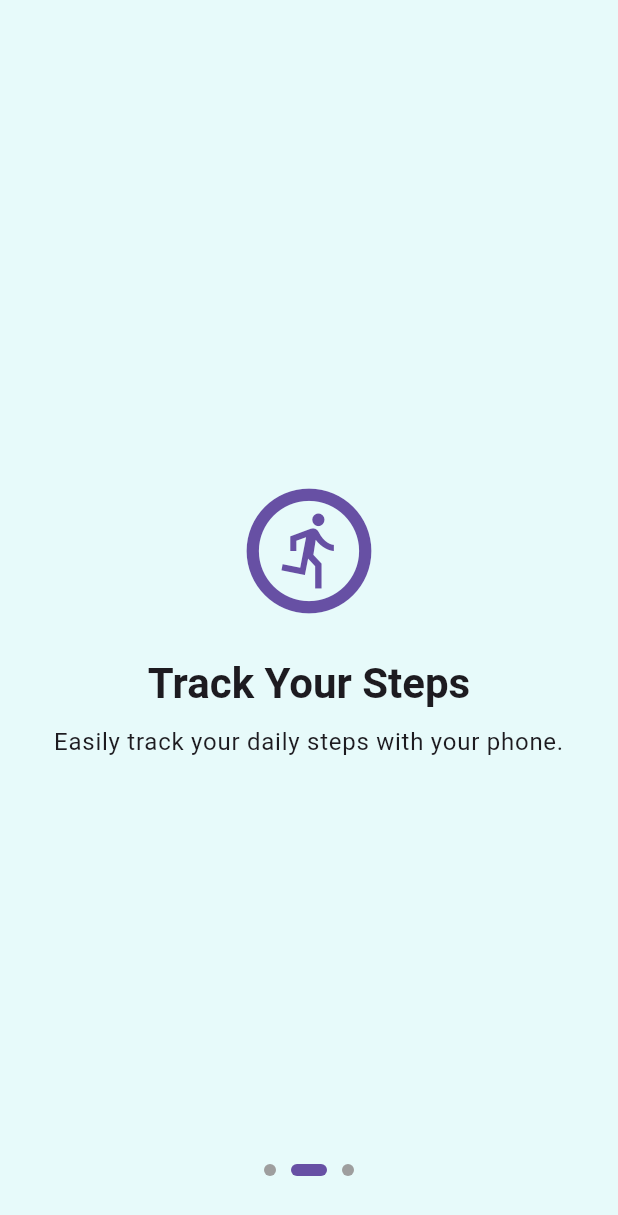
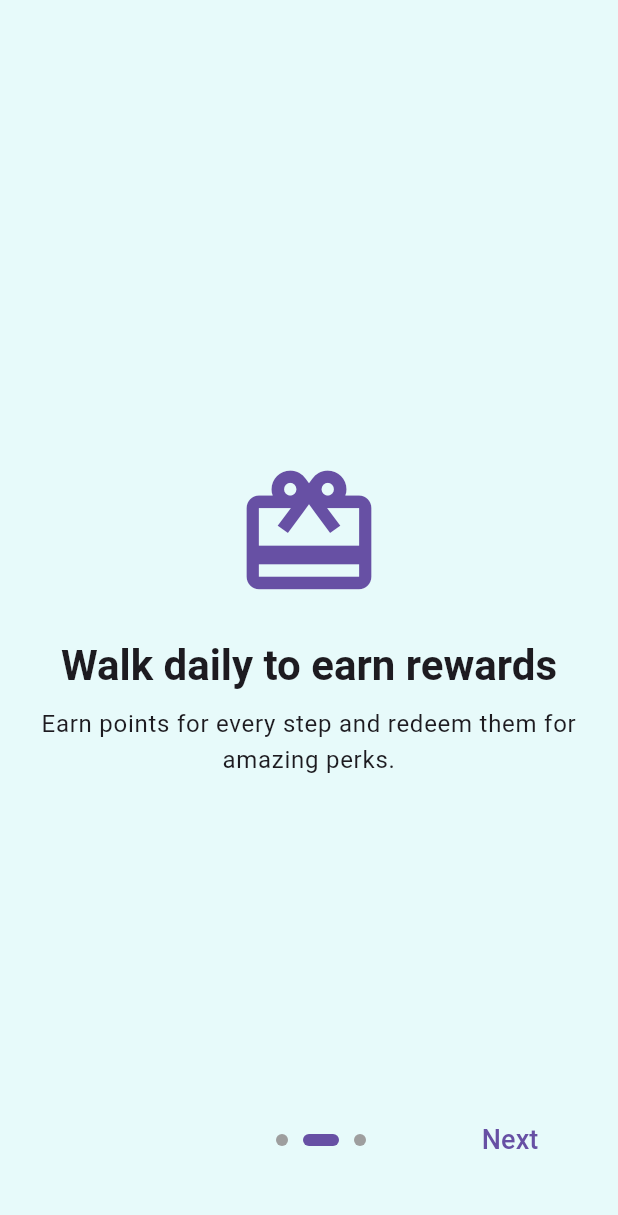
Before and after one commit to AceAsif/Steps4Perks-app, a Flutter app: the screen it shows after launch, swiped to page 2, on a phone screen of 412 x 824 dp. Shown: the top 1215 px of the screen. Run offline on Flutter 3.47's test engine with Material 3 defaults, Android fonts, the phone set to English and light mode, and no system bars; our stand-ins replace cloud_firestore, device_info_plus, firebase_core, firebase_messaging, fl_chart, flutter_local_notifications and 8 more; accounts and stored records are empty.

Commit message:
Updated the UI for the onboarding page.

```diff
--- a/lib/view/onboardingpage.dart
+++ b/lib/view/onboardingpage.dart
@@ -55,20 +55,57 @@ class _OnboardingPageState extends State<OnboardingPage> {
                 image: Icons.directions_walk,
               ),
               OnboardingScreen(
-                title: 'Track Your Steps',
-                description: 'Easily track your daily steps with your phone.',
-                image: Icons.run_circle_outlined,
+                title: 'Walk daily to earn rewards',
+                description: 'Earn points for every step and redeem them for amazing perks.',
+                image: Icons.card_giftcard,
               ),
-              NotificationOnboardingScreen(), // New screen to handle notifications
+              NotificationOnboardingScreen(),
             ],
           ),
           Align(
             alignment: Alignment.bottomCenter,
             child: Padding(
-              padding: const EdgeInsets.symmetric(vertical: 40.0),
+              padding: const EdgeInsets.symmetric(horizontal: 40, vertical: 40),
               child: Row(
-                mainAxisAlignment: MainAxisAlignment.center,
-                children: List.generate(3, (index) => _buildPageIndicator(index)),
+                mainAxisAlignment: MainAxisAlignment.spaceBetween,
+                children: [
+                  if (_currentPage < 2) // Only show the 'Next' button on the first two pages
+                    const SizedBox(width: 80), // Placeholder to balance the Next button
+                  if (_currentPage == 2)
+                    const SizedBox(width: 80), // Placeholder to balance the Next button
+
+                  Row(
+                    mainAxisAlignment: MainAxisAlignment.center,
+                    children: List.generate(3, (index) => _buildPageIndicator(index)),
+                  ),
+                  if (_currentPage < 2)
+                    TextButton(
+                      onPressed: () {
+                        _pageController.nextPage(
+                          duration: const Duration(milliseconds: 300),
+                          curve: Curves.ease,
+                        );
+                      },
+                      child: Text(
+                        'Next',
+                        style: TextStyle(
+                          fontSize: 18,
+                          color: Theme.of(context).colorScheme.primary,
+                        ),
+                      ),
+                    ),
+                  if (_currentPage == 2)
+                    TextButton(
+                      onPressed: _onDone,
+                      child: Text(
+                        'Done',
+                        style: TextStyle(
+                          fontSize: 18,
+                          color: Theme.of(context).colorScheme.primary,
+                        ),
+                      ),
+                    ),
+                ],
               ),
             ),
           ),
@@ -131,22 +168,18 @@ class OnboardingScreen extends StatelessWidget {
   }
 }
 
-// New widget for the notification prompt
 class NotificationOnboardingScreen extends StatelessWidget {
   const NotificationOnboardingScreen({super.key});
 
-  // Schedules the daily notifications
   Future<void> _scheduleDailyNotifications() async {
     final notificationService = NotificationService();
-    // Cancel all previous notifications before scheduling new ones
-    await notificationService.cancelAllNotifications();
     await notificationService.scheduleNotification(
       id: 1,
       title: '☀️ Morning Motivation',
       body: 'Start your day right! Go for a short walk and earn some perks.',
       hour: 9,
       minute: 0,
-      scheduleMode: AndroidScheduleMode.inexactAllowWhileIdle, // ADDED
+      scheduleMode: AndroidScheduleMode.inexactAllowWhileIdle,
     );
     await notificationService.scheduleNotification(
       id: 2,
@@ -154,7 +187,7 @@ class NotificationOnboardingScreen extends StatelessWidget {
       body: 'Take a break and get a few steps in before you get back to work!',
       hour: 13,
       minute: 0,
-      scheduleMode: AndroidScheduleMode.inexactAllowWhileIdle, // ADDED
+      scheduleMode: AndroidScheduleMode.inexactAllowWhileIdle,
     );
     await notificationService.scheduleNotification(
       id: 3,
@@ -162,11 +195,10 @@ class NotificationOnboardingScreen extends StatelessWidget {
       body: 'Time to go for a night walk and relax!',
       hour: 18,
       minute: 0,
-      scheduleMode: AndroidScheduleMode.inexactAllowWhileIdle, // ADDED
+      scheduleMode: AndroidScheduleMode.inexactAllowWhileIdle,
     );
   }
 
-  // Handles the user's choice to enable or skip notifications
   void _onContinue(BuildContext context, bool enableNotifications) async {
     if (enableNotifications) {
       final granted = await NotificationService().requestNotificationPermissions();
```
